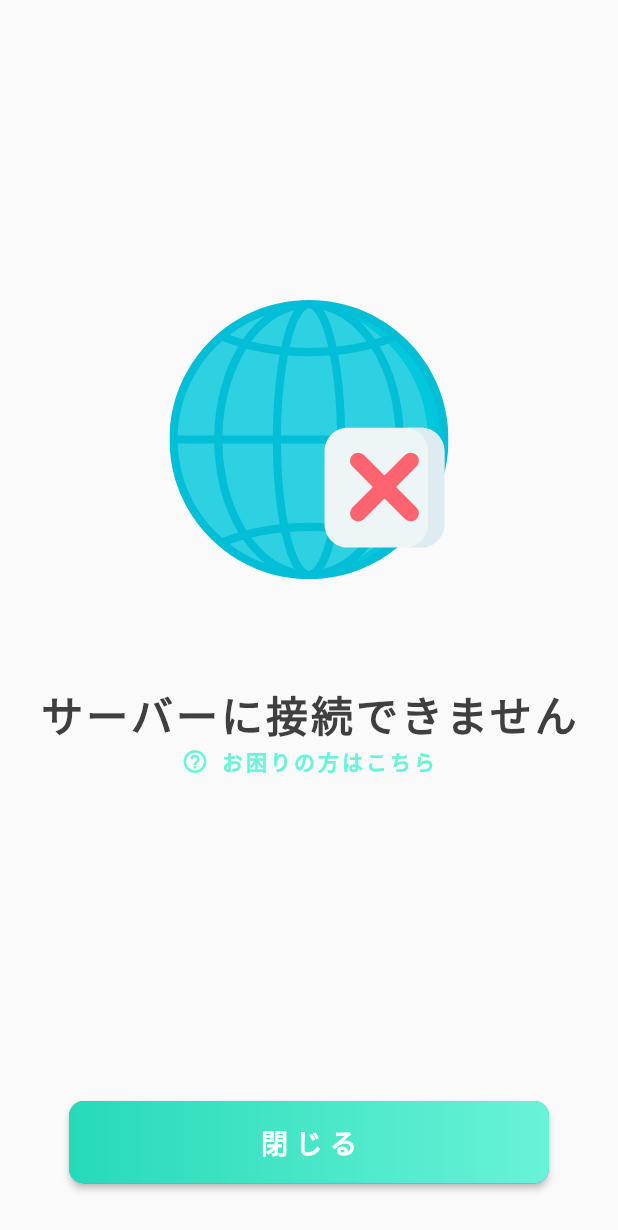
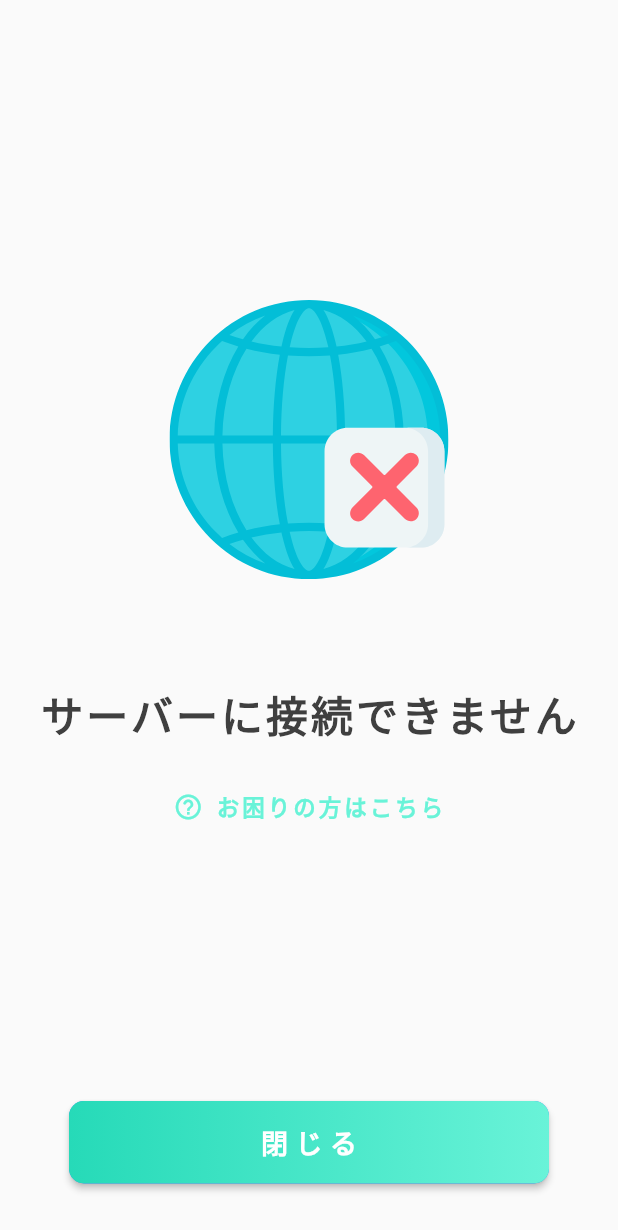
Before and after one commit to smpny7/okayama-univ-cacao-frontend, a Flutter app: the NetworkErrorModal screen opened by its route, on a phone screen of 412 x 824 dp. Shown: the top 1230 px of the screen. Run offline on Flutter 3.47's test engine with Material 2 defaults, Android fonts, the phone set to English and light mode, and no system bars; our stand-ins replace flutter_svg, hexcolor, permission_handler, shared_preferences; missing offline and left inert: nfc_manager, qr_code_scanner; accounts and stored records are empty.

Commit message:
Add: authenticationFailed & networkError

```diff
--- a/lib/model/api.dart
+++ b/lib/model/api.dart
@@ -4,6 +4,7 @@ import 'package:shared_preferences/shared_preferences.dart';
 
 class Network {
   final String _url = 'http://192.168.11.12:8000';
+  // final String _url = 'http://192.168.11.11:8000';
   // final String _url = 'http://10.6.27.95:8000';
 
   //if you are using android studio emulator, change localhost to 10.0.2.2
--- a/lib/view/component/helpButton.dart
+++ b/lib/view/component/helpButton.dart
@@ -22,23 +22,33 @@ class HelpButton extends StatelessWidget {
           TextButton.icon(
             onPressed: () => buttonFunction,
             style: ButtonStyle(
-              padding: MaterialStateProperty.all(EdgeInsets.zero),
               minimumSize: MaterialStateProperty.all(Size.zero),
               tapTargetSize: MaterialTapTargetSize.shrinkWrap,
+              padding: MaterialStateProperty.all<EdgeInsets>(
+                EdgeInsets.symmetric(horizontal: 25, vertical: 10),
+              ),
+              overlayColor: MaterialStateColor.resolveWith(
+                (states) => HexColor('#E9FFFB'),
+              ),
+              shape: MaterialStateProperty.all<RoundedRectangleBorder>(
+                RoundedRectangleBorder(
+                  borderRadius: BorderRadius.circular(10),
+                ),
+              ),
             ),
             icon: Icon(
               buttonIcon ?? Icons.help_outline_rounded,
-              color: HexColor("#69F3D8"),
-              size: 18,
+              color: HexColor('#69F3D8'),
+              size: 20,
             ),
             label: Text(
               buttonTitle ?? '',
               style: TextStyle(
-                color: HexColor("#69F3D8"),
-                letterSpacing: (2),
-                fontFamily: "NotoSansJP",
+                color: HexColor('#69F3D8'),
+                letterSpacing: 2,
+                fontFamily: 'NotoSansJP',
                 fontWeight: FontWeight.bold,
-                fontSize: 14,
+                fontSize: 15,
               ),
             ),
           ),
--- a/lib/view/modal/authenticationFailed.dart
+++ b/lib/view/modal/authenticationFailed.dart
@@ -23,18 +23,19 @@ class _AuthenticationFailedState extends State<AuthenticationFailed> {
                 mainAxisAlignment: MainAxisAlignment.start,
                 children: <Widget>[
                   Container(height: 200 + safePadding),
-                  SvgPicture.asset('assets/Rejected.svg'),
+                  SvgPicture.asset('assets/Rejected.svg', width: 180,),
                   Container(height: 70),
                   Text(
                     '認証に失敗しました',
                     style: TextStyle(
-                      color: HexColor("#3F3F3F"),
+                      color: HexColor('#3F3F3F'),
                       letterSpacing: 2,
-                      fontFamily: "NotoSansJP",
+                      fontFamily: 'NotoSansJP',
                       fontSize: 28,
                       fontWeight: FontWeight.bold,
                     ),
                   ),
+                  Container(height: 20),
                   HelpButton(null, 'お困りの方はこちら', () => null)
                 ],
               ),
--- a/lib/view/modal/networkError.dart
+++ b/lib/view/modal/networkError.dart
@@ -12,6 +12,8 @@ class NetworkErrorModal extends StatefulWidget {
 class _NetworkErrorModalState extends State<NetworkErrorModal> {
   @override
   Widget build(BuildContext context) {
+    final safePadding = MediaQuery.of(context).padding.top;
+
     return Scaffold(
       body: Center(
         child: Column(
@@ -20,24 +22,26 @@ class _NetworkErrorModalState extends State<NetworkErrorModal> {
               child: Column(
                 mainAxisAlignment: MainAxisAlignment.start,
                 children: <Widget>[
-                  Container(height: 200),
+                  Container(height: 200 + safePadding),
                   SvgPicture.asset('assets/Network.svg'),
                   Container(height: 70),
                   Text(
                     'サーバーに接続できません',
                     style: TextStyle(
-                      color: HexColor("#3F3F3F"),
-                      letterSpacing: (2),
-                      fontFamily: "NotoSansJP",
+                      color: HexColor('#3F3F3F'),
+                      letterSpacing: 2,
+                      fontFamily: 'NotoSansJP',
                       fontSize: 28,
                       fontWeight: FontWeight.bold,
                     ),
                   ),
+                  Container(height: 20),
                   HelpButton(null, 'お困りの方はこちら', () => null)
                 ],
               ),
             ),
-            BottomButtons(true, false, true, '閉じる', '', () => null, () => null),
+            BottomButtons(true, false, true, '閉じる', '',
+                () => Navigator.of(context).pop(), () => null),
           ],
         ),
       ),
--- a/lib/view/qrCodeScan.dart
+++ b/lib/view/qrCodeScan.dart
@@ -121,7 +121,7 @@ class _QRCodeScanState extends State<QRCodeScan> {
         );
 
       try {
-        if (await Network().login(query['id']!, query['password']!)) {
+        if (await Network().login(query['id']!, query['password']!).timeout(const Duration(seconds: 5))) {
           Navigator.of(context).popUntil(ModalRoute.withName('/'));
           Navigator.of(context).pushReplacementNamed('/Home');
         } else
```
